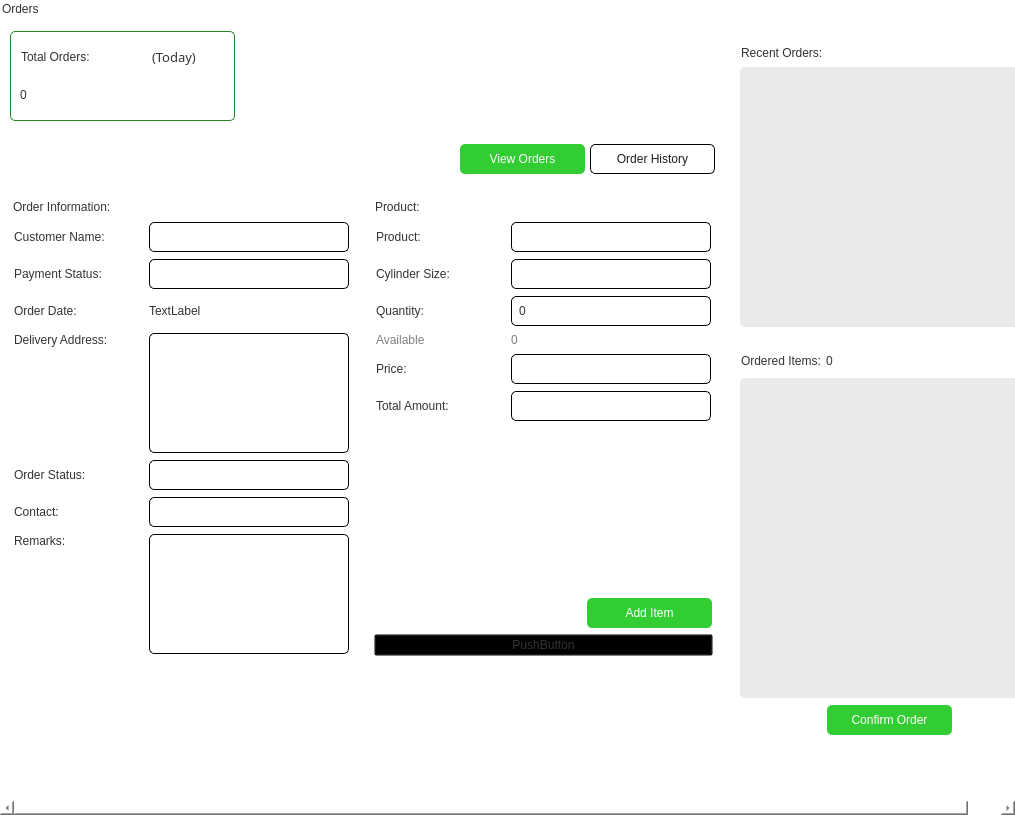
Above: app/src/ui/final_ui/orders_page.ui from Kazu0210/Inventory-System before the change. Below: the same form after it.
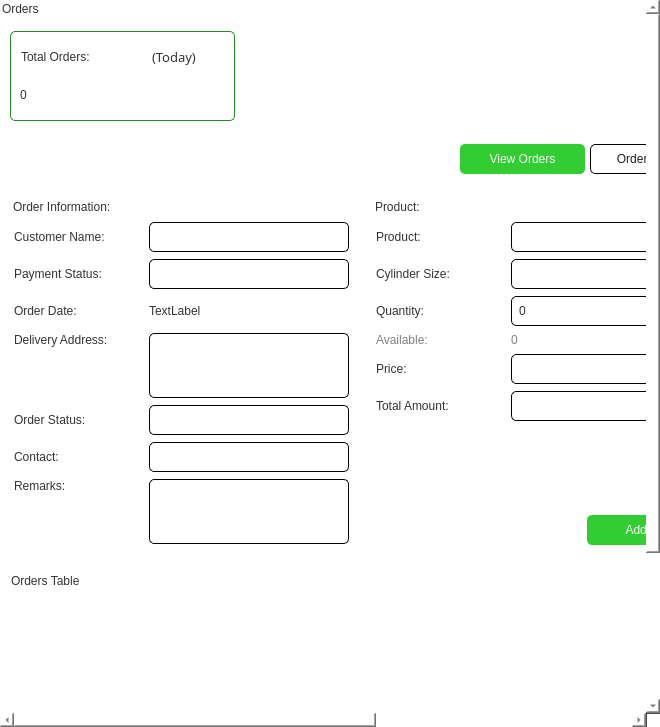
That is the form after the change.

Commit message: fixed table style

Patch:
```diff
--- a/app/src/ui/final_ui/orders_page.ui
+++ b/app/src/ui/final_ui/orders_page.ui
@@ -6,8 +6,8 @@
    <rect>
     <x>0</x>
     <y>0</y>
-    <width>1015</width>
-    <height>815</height>
+    <width>660</width>
+    <height>727</height>
    </rect>
   </property>
   <property name="windowTitle">
@@ -81,10 +81,10 @@
      <widget class="QWidget" name="scrollAreaWidgetContents">
       <property name="geometry">
        <rect>
-        <x>0</x>
+        <x>-457</x>
         <y>0</y>
-        <width>1050</width>
-        <height>798</height>
+        <width>1100</width>
+        <height>956</height>
        </rect>
       </property>
       <layout class="QHBoxLayout" name="horizontalLayout_17">
@@ -385,7 +385,7 @@
             </property>
             <layout class="QVBoxLayout" name="verticalLayout_4">
              <property name="spacing">
-              <number>5</number>
+              <number>0</number>
              </property>
              <property name="leftMargin">
               <number>0</number>
@@ -1318,7 +1318,7 @@
 color: #808080;</string>
                            </property>
                            <property name="text">
-                            <string>Available</string>
+                            <string>Available:</string>
                            </property>
                           </widget>
                          </item>
@@ -1538,13 +1538,6 @@
                      </layout>
                     </widget>
                    </item>
-                   <item>
-                    <widget class="QPushButton" name="test_pushButton">
-                     <property name="text">
-                      <string>PushButton</string>
-                     </property>
-                    </widget>
-                   </item>
                   </layout>
                  </widget>
                 </item>
@@ -1584,6 +1577,75 @@
             </layout>
            </widget>
           </item>
+          <item>
+           <widget class="QFrame" name="orders_table_frame">
+            <property name="styleSheet">
+             <string notr="true">#orders_table_frame{
+background-color: #fff;
+border-radius: 5px;
+}
+*{
+background-color: transparent;
+}</string>
+            </property>
+            <property name="frameShape">
+             <enum>QFrame::StyledPanel</enum>
+            </property>
+            <property name="frameShadow">
+             <enum>QFrame::Raised</enum>
+            </property>
+            <layout class="QVBoxLayout" name="verticalLayout_3">
+             <item>
+              <widget class="QFrame" name="frame_37">
+               <property name="frameShape">
+                <enum>QFrame::StyledPanel</enum>
+               </property>
+               <property name="frameShadow">
+                <enum>QFrame::Raised</enum>
+               </property>
+               <layout class="QHBoxLayout" name="horizontalLayout_26">
+                <property name="spacing">
+                 <number>0</number>
+                </property>
+                <property name="leftMargin">
+                 <number>0</number>
+                </property>
+                <property name="topMargin">
+                 <number>0</number>
+                </property>
+                <property name="rightMargin">
+                 <number>0</number>
+                </property>
+                <property name="bottomMargin">
+                 <number>0</number>
+                </property>
+                <item>
+                 <widget class="QLabel" name="label_19">
+                  <property name="styleSheet">
+                   <string notr="true">font: 87 16pt &quot;Noto Sans Black&quot;;
+color: #333333;</string>
+                  </property>
+                  <property name="text">
+                   <string>Orders Table</string>
+                  </property>
+                 </widget>
+                </item>
+               </layout>
+              </widget>
+             </item>
+             <item>
+              <widget class="QTableWidget" name="orders_tableWidget">
+               <property name="minimumSize">
+                <size>
+                 <width>0</width>
+                 <height>300</height>
+                </size>
+               </property>
+              </widget>
+             </item>
+            </layout>
+           </widget>
+          </item>
           <item>
            <spacer name="verticalSpacer_4">
             <property name="orientation">
@@ -1771,7 +1833,7 @@
                  <rect>
                   <x>0</x>
                   <y>0</y>
-                  <width>300</width>
+                  <width>350</width>
                   <height>250</height>
                  </rect>
                 </property>
@@ -1864,7 +1926,7 @@
               <widget class="QScrollArea" name="ordered_items_scrollArea">
                <property name="minimumSize">
                 <size>
-                 <width>300</width>
+                 <width>350</width>
                  <height>320</height>
                 </size>
                </property>
@@ -1923,7 +1985,7 @@
                  <rect>
                   <x>0</x>
                   <y>0</y>
-                  <width>300</width>
+                  <width>350</width>
                   <height>320</height>
                  </rect>
                 </property>
```
The commit also changes 6 other files.
